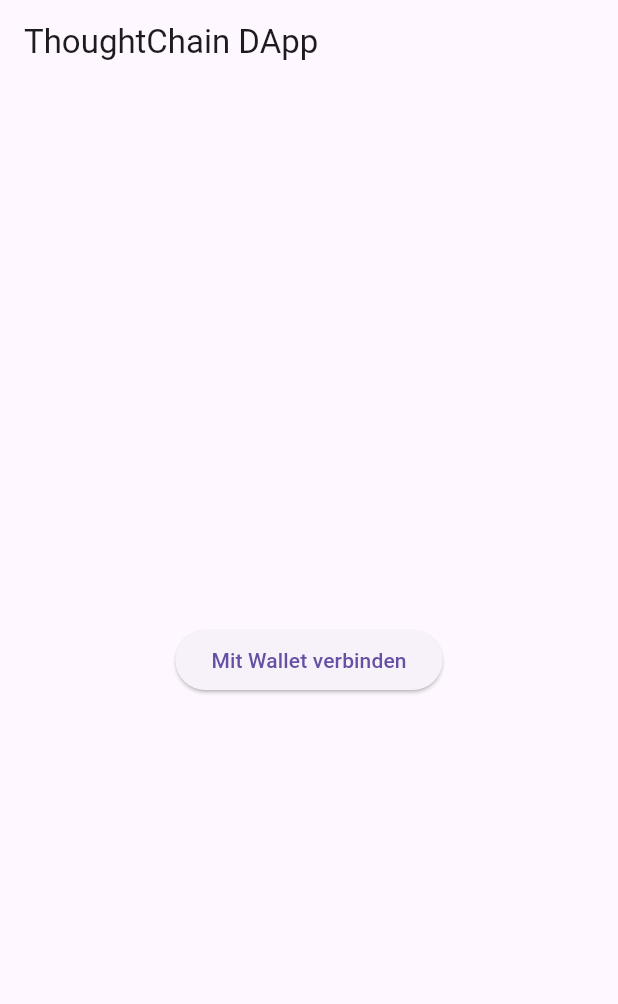
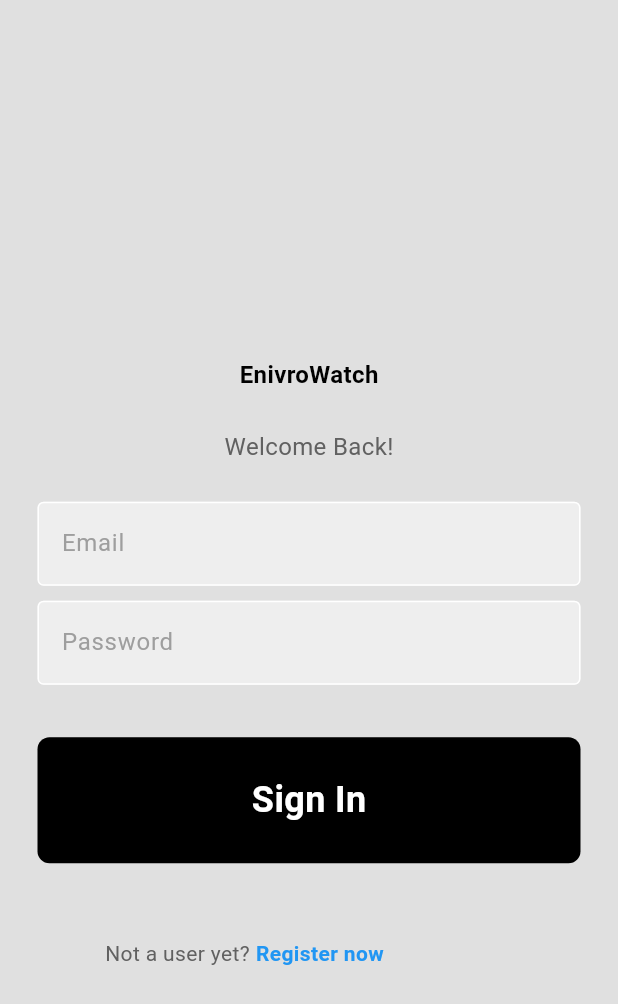
Before and after one commit to lennarddaw/Thinkflow, a Flutter app: the screen it shows after launch, on a phone screen of 412 x 824 dp. Shown: the top 1004 px of the screen. Run offline on Flutter 3.47's test engine with Material 3 defaults, Android fonts, the phone set to English and light mode, and no system bars; our stand-ins replace cloud_firestore, firebase_auth, firebase_core; missing offline and left inert: web3dart; accounts and stored records are empty.

Commit message:
added firebase login

```diff
--- /dev/null
+++ b/frontend/toughtchain_app/lib/auth/auth_page.dart
@@ -0,0 +1,54 @@
+import 'package:cloud_firestore/cloud_firestore.dart';
+import 'package:firebase_auth/firebase_auth.dart';
+import 'package:flutter/material.dart';
+
+import '../screens/home_screen.dart';
+import 'login_or_register_page.dart';
+
+class AuthPage extends StatelessWidget {
+  const AuthPage({super.key});
+
+
+Future<void> checkUser(User user) async {
+  try {
+    final userRef = FirebaseFirestore.instance.collection('userList').doc(user.uid);
+
+    final docSnapshot = await userRef.get();
+    if (!docSnapshot.exists) {
+      await userRef.set({
+        'email': user.email,
+        'uid': user.uid,
+      });
+    }
+  } catch (e) {
+    print('Error checking user: $e');
+  }
+}
+ @override
+Widget build(BuildContext context) {
+  return Scaffold(
+    body: StreamBuilder<User?>(
+      stream: FirebaseAuth.instance.authStateChanges(),
+      builder: (context, snapshot) {
+        if (snapshot.hasData && snapshot.data != null) {
+          User user = snapshot.data!;
+          String username = user.email ?? 'No Email';
+
+          return FutureBuilder<void>(
+            future: checkUser(user),
+            builder: (context, futureSnapshot) {
+              if (futureSnapshot.connectionState == ConnectionState.waiting) {
+                return const CircularProgressIndicator();
+              } else {
+                return HomeScreen();
+              }
+            },
+          );
+        } else {
+          return const LoginOrRegisterPage();
+        }
+      },
+    ),
+  );
+}
+}
--- /dev/null
+++ b/frontend/toughtchain_app/lib/auth/login_or_register_page.dart
@@ -0,0 +1,31 @@
+import 'package:flutter/material.dart';
+
+import 'login_page.dart';
+import 'register_page.dart';
+
+class LoginOrRegisterPage extends StatefulWidget {
+  const LoginOrRegisterPage({super.key});
+
+  @override
+  State<LoginOrRegisterPage> createState() => _LoginOrRegisterPageState();
+}
+
+class _LoginOrRegisterPageState extends State<LoginOrRegisterPage> {
+
+bool showLoginPage = true;
+
+void togglePages() {
+  setState(() {
+    showLoginPage = !showLoginPage;
+  });
+}
+
+  @override
+  Widget build(BuildContext context) {
+    if(showLoginPage){
+      return LoginPage(onTap: togglePages);
+    } else {
+      return RegisterPage(onTap: togglePages,);
+    }
+  }
+}
--- /dev/null
+++ b/frontend/toughtchain_app/lib/auth/login_page.dart
@@ -0,0 +1,179 @@
+import 'package:firebase_auth/firebase_auth.dart';
+import 'package:flutter/material.dart';
+
+import '../widgets/components/sign_in_button.dart';
+import '../widgets/components/textfield.dart';
+
+
+class LoginPage extends StatefulWidget {
+  const LoginPage({super.key, required this.onTap});
+
+  final Function()? onTap;
+
+  @override
+  State<LoginPage> createState() => _LoginPageState();
+}
+
+class _LoginPageState extends State<LoginPage> {
+
+
+  final emailnameController = TextEditingController();
+  final passwordController = TextEditingController();
+
+
+  void signUserIn() async {
+    showDialog(
+      context: (context),
+      barrierDismissible: false,
+      builder: (context) =>  const Center(child: CircularProgressIndicator())
+    );
+
+    try {
+      await FirebaseAuth.instance.signInWithEmailAndPassword(
+        email: emailnameController.text,
+        password: passwordController.text);
+
+        if(mounted) {
+          Navigator.pop(context);
+        }
+        } on FirebaseAuthException catch (e){
+
+              if (mounted) {
+                Navigator.pop(context);
+              }
+
+
+    if (e.code == 'invalid-email') {
+      showErrorMessage('No account found for this email');
+    } else if (e.code == 'invalid-credential') {
+      showErrorMessage('Wrong password please try again');
+    } else {
+
+      showErrorMessage('Please make sure your data is correct');
+    }
+    }
+  }
+
+
+void showErrorMessage(String textmessage) {
+  showDialog(
+    context: context,
+    builder: (context) => AlertDialog(
+      title: const Text('Error'),
+      content: Text(textmessage),
+      actions: <Widget>[
+        TextButton(
+          onPressed: () {
+            Navigator.of(context).pop();
+          },
+          child: const Text('OK'),
+        ),
+      ],
+    ),
+  );
+}
+
+
+
+
+
+
+  @override
+  Widget build(BuildContext context) {
+    return Scaffold(
+      backgroundColor: Colors.grey[300],
+      body: SafeArea(
+        child: Center(
+          child: SingleChildScrollView(
+            child: Column(
+              mainAxisAlignment: MainAxisAlignment.center,
+              children: [
+               const SizedBox(height: 50),
+
+                //logo
+
+                  const SizedBox(
+                  height: 10,
+                  ),
+
+                  const Text(
+                    'EnivroWatch',
+                    style: TextStyle(
+                      color: Colors.black,
+                      fontSize: 16,
+                      fontWeight: FontWeight.bold
+                    ),
+                    ),
+
+
+                 const SizedBox(height: 25),
+
+                Text('Welcome Back!',
+                style: TextStyle(color: Colors.grey[700],
+                fontSize: 16,
+                ),
+                ),
+
+                const SizedBox(height: 25,),
+
+                MyTextField(
+                  controller: emailnameController,
+                  hintText: 'Email',
+                  obscureText: false,
+                ),
+                const SizedBox(height: 10,),
+
+                MyTextField(
+                  controller: passwordController,
+                  hintText: 'Password',
+                  obscureText: true,
+                ),
+
+                const SizedBox(height: 10,),
+
+              const SizedBox(height: 25),
+
+              //Sign In Button
+              SignInButton(onTap: signUserIn, text: 'Sign In',),
+
+              const SizedBox(height: 50),
+
+              //continue with apple or google
+              Padding(
+                padding: const EdgeInsets.symmetric(horizontal: 70.0),
+                child: Row(
+                  children: [
+
+                Row(
+                mainAxisAlignment: MainAxisAlignment.center,
+                children: [
+                    Text('Not a user yet?',
+                    style: TextStyle(
+                      color: Colors.grey[700],
+                      ),
+                    ),
+                      const SizedBox(width: 4,),
+                    GestureDetector(
+                      onTap: widget.onTap,
+                      child: const Text('Register now',
+                      style: TextStyle(color:
+                        Colors.blue,
+                        fontWeight: FontWeight.bold,
+
+                        ),
+                      ),
+                    ),
+                    ],
+              )
+
+              ],
+            ),
+          ),
+              ]
+        ),
+      ),
+      )
+      )
+    );
+  }
+}
--- a/frontend/toughtchain_app/lib/main.dart
+++ b/frontend/toughtchain_app/lib/main.dart
@@ -1,6 +1,6 @@
 import 'package:firebase_core/firebase_core.dart';
 import 'package:flutter/material.dart';
-import 'package:toughtchain_app/screens/home_screen.dart';
+import 'package:toughtchain_app/auth/auth_page.dart';
 
 import 'firebase_options.dart';
 
@@ -19,7 +19,7 @@ class MyApp extends StatelessWidget {
   Widget build(BuildContext context) {
     return const MaterialApp(
       title: 'ToughtChain',
-      home: HomeScreen(),
+      home: AuthPage(),
       debugShowCheckedModeBanner: false,
     );
   }
--- a/frontend/toughtchain_app/lib/screens/home_screen.dart
+++ b/frontend/toughtchain_app/lib/screens/home_screen.dart
@@ -2,7 +2,7 @@ import 'package:flutter/material.dart';
 
 class HomeScreen extends StatelessWidget {
 
-  const HomeScreen({Key? key}) : super(key: key);
+  const HomeScreen({super.key});
 
   @override
   Widget build(BuildContext context) {
--- /dev/null
+++ b/frontend/toughtchain_app/lib/widgets/components/sign_in_button.dart
@@ -0,0 +1,34 @@
+import 'package:flutter/material.dart';
+
+class SignInButton extends StatelessWidget {
+
+ final Function()? onTap;
+ final String text;
+
+
+
+  const SignInButton({super.key, required this.onTap, required this.text});
+
+  @override
+  Widget build(BuildContext context) {
+    return GestureDetector(
+      onTap: onTap,
+      child: Container(
+        padding: const EdgeInsets.all(25),
+        margin: const EdgeInsets.symmetric(horizontal: 25),
+        decoration: BoxDecoration(color: Colors.black,
+        borderRadius: BorderRadius.circular(8),
+        ),
+
+        child:  Center(
+          child: Text(text,
+          style: const TextStyle(color: Colors.white,
+          fontWeight: FontWeight.bold,
+          fontSize: 24,
+          ),
+          ),
+        ),
+      ),
+    );
+  }
+}
--- /dev/null
+++ b/frontend/toughtchain_app/lib/widgets/components/textfield.dart
@@ -0,0 +1,37 @@
+import 'package:flutter/material.dart';
+
+class MyTextField extends StatelessWidget {
+final controller;
+final String hintText;
+final bool obscureText;
+
+  const MyTextField({
+    super.key,
+    required this.controller,
+    required this.hintText,
+    required this.obscureText,
+    });
+
+  @override
+  Widget build(BuildContext context) {
+    return   Padding(
+                padding: const EdgeInsets.symmetric(horizontal: 25.0),
+                child: TextField(
+                  controller: controller,
+                  obscureText: obscureText,
+                  decoration: InputDecoration(
+                    enabledBorder: const OutlineInputBorder(
+                      borderSide: BorderSide(color: Colors.white),
+                    ),
+                    focusedBorder: const OutlineInputBorder(
+                      borderSide: BorderSide(color: Colors.grey)
+                    ),
+                    fillColor: Colors.grey.shade200,
+                    filled: true,
+                    hintText: hintText,
+                    hintStyle: TextStyle(color: Colors.grey[500])
+                  ),
+                ),
+              );
+  }
+}
--- a/frontend/toughtchain_app/pubspec.yaml
+++ b/frontend/toughtchain_app/pubspec.yaml
@@ -38,6 +38,8 @@ dependencies:
   web3dart: ^2.7.3
   http: ^1.3.0
   firebase_core: ^3.12.1
+  cloud_firestore: ^5.6.5
+  firebase_auth: ^5.5.1
 
 dev_dependencies:
   flutter_test:
```
Also changed, not shown: frontend/toughtchain_app/lib/auth/register_page.dart (added, +154 -0 lines), frontend/toughtchain_app/pubspec.lock, 3 other files.
